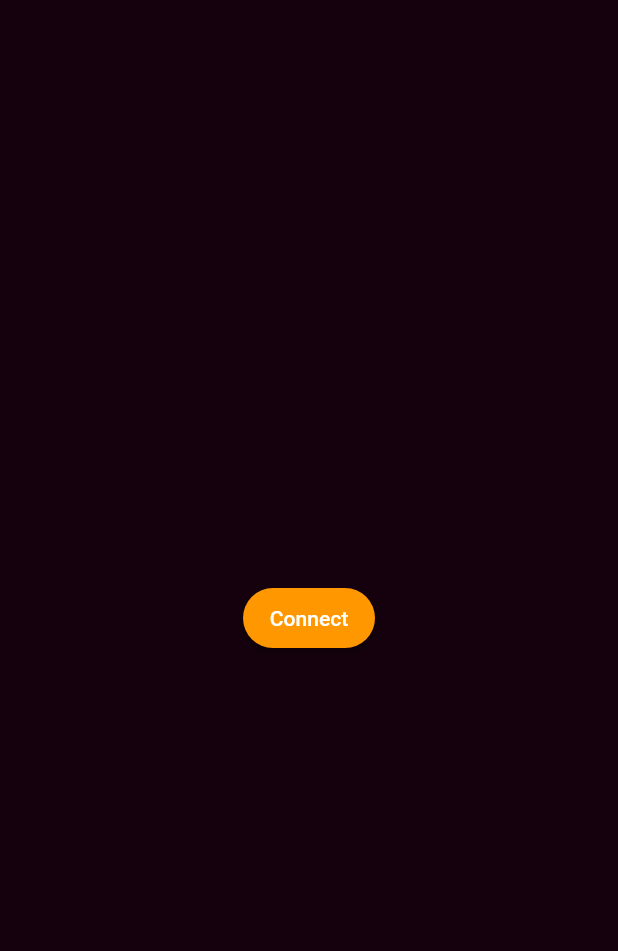
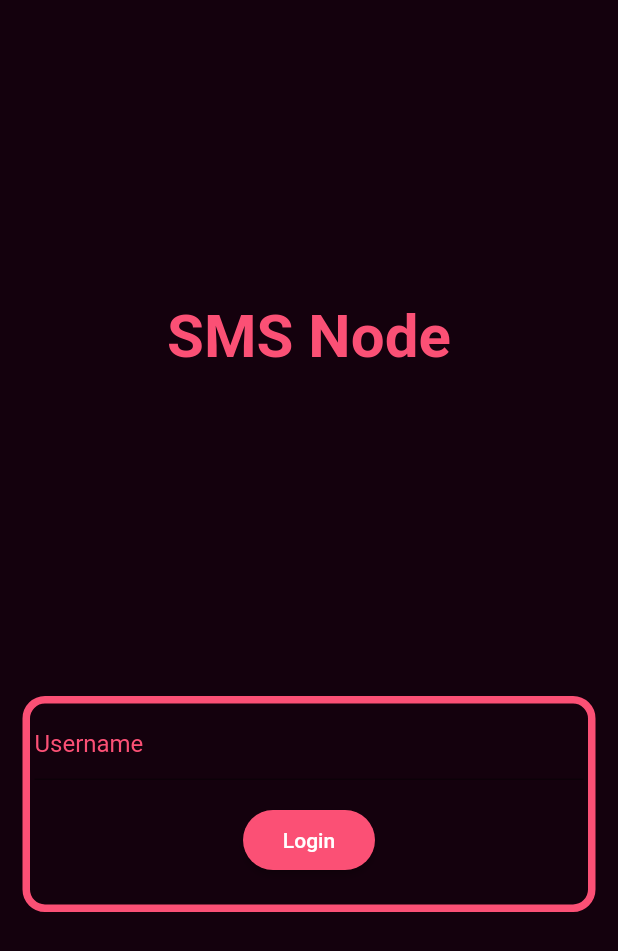
Before and after one commit to theProgrammerDavid/sms-sender, a Flutter app: the screen it shows after launch, on a phone screen of 412 x 824 dp. Shown: the top 951 px of the screen. Run offline on Flutter 3.47's test engine with Material 2 defaults, Android fonts, the phone set to English and light mode, and no system bars; missing offline and left inert: sms.

Commit message:
wip: login screen

```diff
--- a/app/lib/constants.dart
+++ b/app/lib/constants.dart
@@ -1,6 +1,22 @@
 import 'package:flutter/material.dart';
-const lightPurple = const Color(0xff2a0d2e);
+
+const lightPurple = const Color(0xfffb5075);
 //fb5075
 
 const darkPurple = const Color(0xff14010d);
 //14010d
+
+Map<int, Color> color = {
+  50: Color.fromRGBO(136, 14, 79, .1),
+  100: Color.fromRGBO(136, 14, 79, .2),
+  200: Color.fromRGBO(136, 14, 79, .3),
+  300: Color.fromRGBO(136, 14, 79, .4),
+  400: Color.fromRGBO(136, 14, 79, .5),
+  500: Color.fromRGBO(136, 14, 79, .6),
+  600: Color.fromRGBO(136, 14, 79, .7),
+  700: Color.fromRGBO(136, 14, 79, .8),
+  800: Color.fromRGBO(136, 14, 79, .9),
+  900: Color.fromRGBO(136, 14, 79, 1),
+};
+
+MaterialColor mediumPurple = MaterialColor(0xFF880E4F, color);
--- a/app/lib/main.dart
+++ b/app/lib/main.dart
@@ -2,12 +2,12 @@ import 'package:flutter/material.dart';
 import 'package:sms/sms.dart';
 import 'button.dart';
 import 'constants.dart';
+import 'card.dart';
 
+SmsQuery query;
 
- SmsQuery query ;
-
-void sendSms(){
-   SmsSender sender = new SmsSender();
+void sendSms() {
+  SmsSender sender = new SmsSender();
   String address = '9370277948';
 
   SmsMessage message = new SmsMessage(address, 'test sms');
@@ -21,9 +21,8 @@ void sendSms(){
   sender.sendSms(message);
 }
 
-
 void main() {
-    runApp(MyApp());
+  runApp(MyApp());
 }
 
 class MyApp extends StatelessWidget {
@@ -33,12 +32,12 @@ class MyApp extends StatelessWidget {
     return MaterialApp(
       title: 'SMS Node',
       theme: ThemeData(
-
-        primarySwatch: Colors.deepPurple,
-
+         primarySwatch: mediumPurple,
         visualDensity: VisualDensity.adaptivePlatformDensity,
       ),
-      home: MyHomePage(title: 'SMS Node',),
+      home: MyHomePage(
+        title: 'SMS Node',
+      ),
     );
   }
 }
@@ -53,10 +52,8 @@ class MyHomePage extends StatefulWidget {
 }
 
 class _MyHomePageState extends State<MyHomePage> {
-
   @override
   Widget build(BuildContext context) {
-
     return Scaffold(
       // appBar: AppBar(
 
@@ -64,14 +61,38 @@ class _MyHomePageState extends State<MyHomePage> {
       // ),
       backgroundColor: darkPurple,
       body: Center(
-
         child: Column(
-
           mainAxisAlignment: MainAxisAlignment.center,
           children: <Widget>[
-          new MyButton('Connect',Colors.orange, (){
-            print('Logged In');
-          }),
+            Spacer(flex: 1),
+            Text(
+              "SMS Node",
+              style: TextStyle(
+                  color: lightPurple,
+                  fontSize: 40,
+                  fontWeight: FontWeight.bold),
+            ),
+            Spacer(flex: 1),
+            new Container(
+              margin: const EdgeInsets.all(15.0),
+              padding: const EdgeInsets.all(3.0),
+              decoration: BoxDecoration(
+                  border: Border.all(color: lightPurple, width: 5),
+                  borderRadius: new BorderRadius.circular(15)),
+              child: Column(children: <Widget>[
+                new TextField(
+
+                  style: new TextStyle(color: lightPurple),
+                  decoration: new InputDecoration(
+                    hintText: 'Username',
+                    hintStyle: new TextStyle(color: lightPurple),
+                      // fillColor: Colors.orange, filled: true
+                      ),
+                ),
+                MyButton("Login", lightPurple, () {}),
+              ]),
+            ),
+            Spacer(flex: 1),
           ],
         ),
       ),
```
Also changed, not shown: app/lib/card.dart (added, +27 -0 lines).
